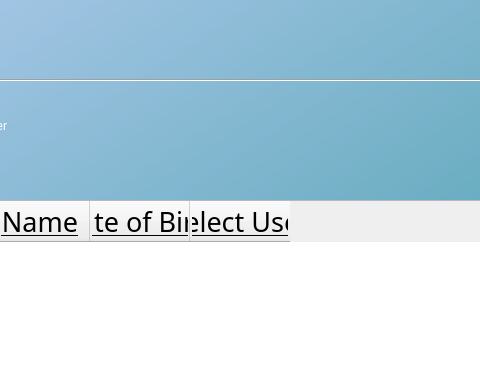
MysticalMango647/RollSmartGui, file UserList.ui: the form before one commit; both pictures show x 111 to 591 and y 0 to 381 of the 1200 by 800 pixel window.
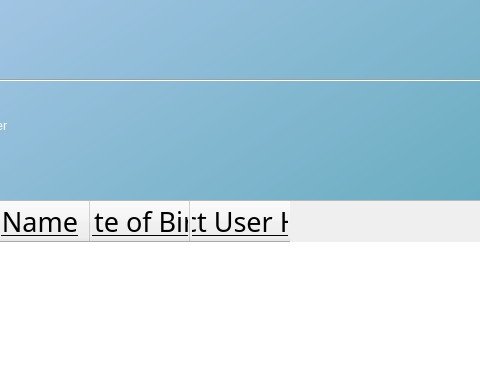
The form after the commit.

Commit message:
Completed UserSelection Screen
Practitioner can select user from third column in the screen and will be taken to the userDashboard page.
Within the userDashboard class, practitioner identity is tracked. for future features that included navigating back to userlist page.

The edit to the form file:
```diff
--- a/UserList.ui
+++ b/UserList.ui
@@ -144,7 +144,7 @@
     </column>
     <column>
      <property name="text">
-      <string>Select User</string>
+      <string>Select User Here!</string>
      </property>
      <property name="font">
       <font>
```
Left out of the diff: 26 changed lines with no effect on the pictures. The commit also changes 2 other files.
